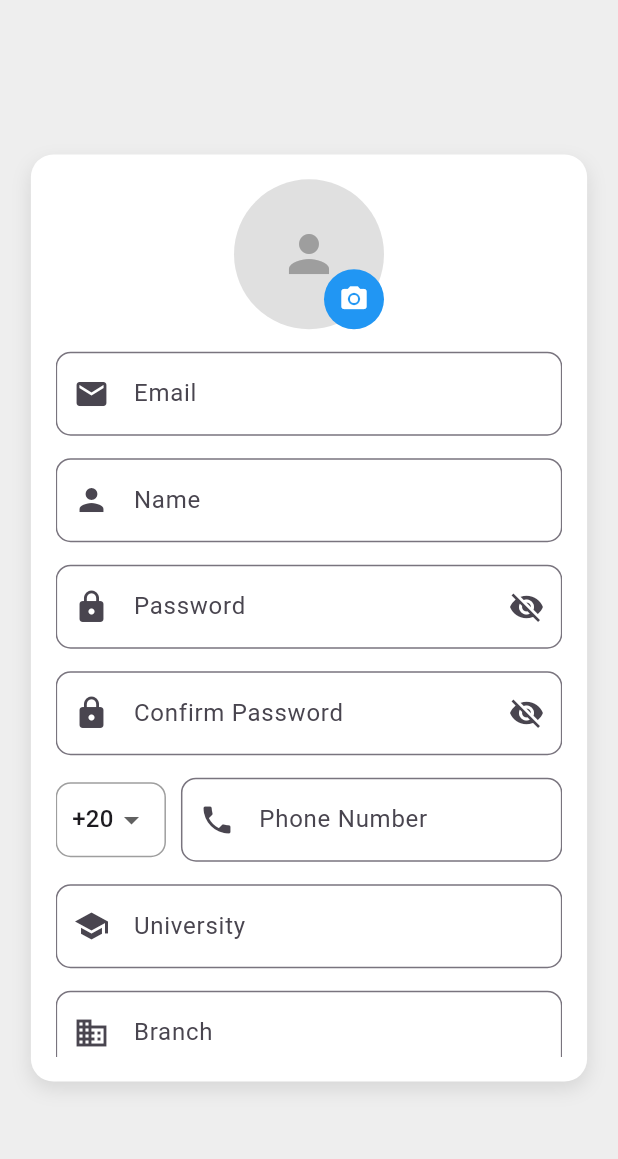
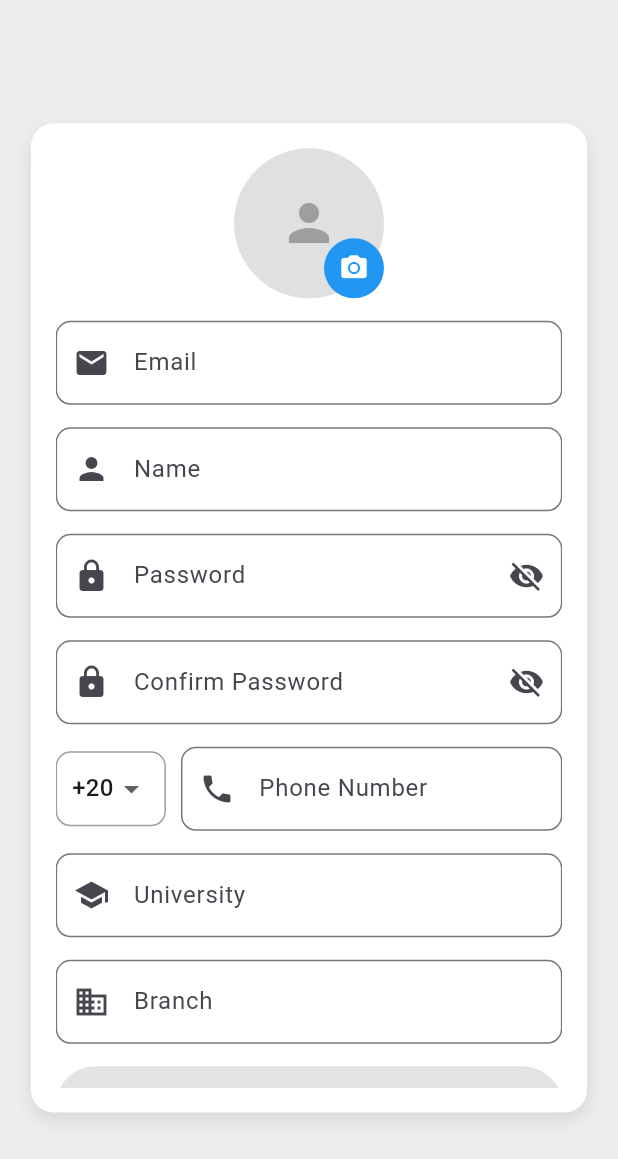
Before and after one commit to MORAMZY14/Etqan, a Flutter app: the RegisterPage screen opened directly, on a phone screen of 412 x 824 dp. Shown: the top 1159 px of the screen. Run offline on Flutter 3.47's test engine with Material 3 defaults, Android fonts, the phone set to English and light mode, and no system bars; our stand-ins replace cloud_firestore, file_picker, firebase_auth, firebase_core, firebase_messaging, firebase_storage and 3 more; missing offline and left inert: firebase_app_check, onesignal_flutter; accounts and stored records are empty.

Commit message:
UI & UX Modification : New Registration Page

```diff
--- a/lib/admin_page.dart
+++ b/lib/admin_page.dart
@@ -389,7 +389,7 @@ class _AdminPageState extends State<AdminPage> with SingleTickerProviderStateMix
                   MaterialPageRoute(builder: (context) =>   AnnouncementsPage()),
                 );
               }),
-              _buildCategoryButton('Grades', Icons.grade, Colors.green, () {}),
+              _buildCategoryButton('Approval', Icons.check, Colors.green, () {}),
             ],
           ),
           const SizedBox(height: 10),
--- a/lib/register_page.dart
+++ b/lib/register_page.dart
@@ -267,7 +267,7 @@ class _RegisterPageState extends State<RegisterPage> {
     body: Center(
     child: Container(
     width: MediaQuery.of(context).size.width * 0.9,
-    height: MediaQuery.of(context).size.height * 0.75,
+    height: MediaQuery.of(context).size.height * 0.8,
     padding: EdgeInsets.all(MediaQuery.of(context).size.width * 0.04),
     decoration: BoxDecoration(
     color: Colors.white,
```
